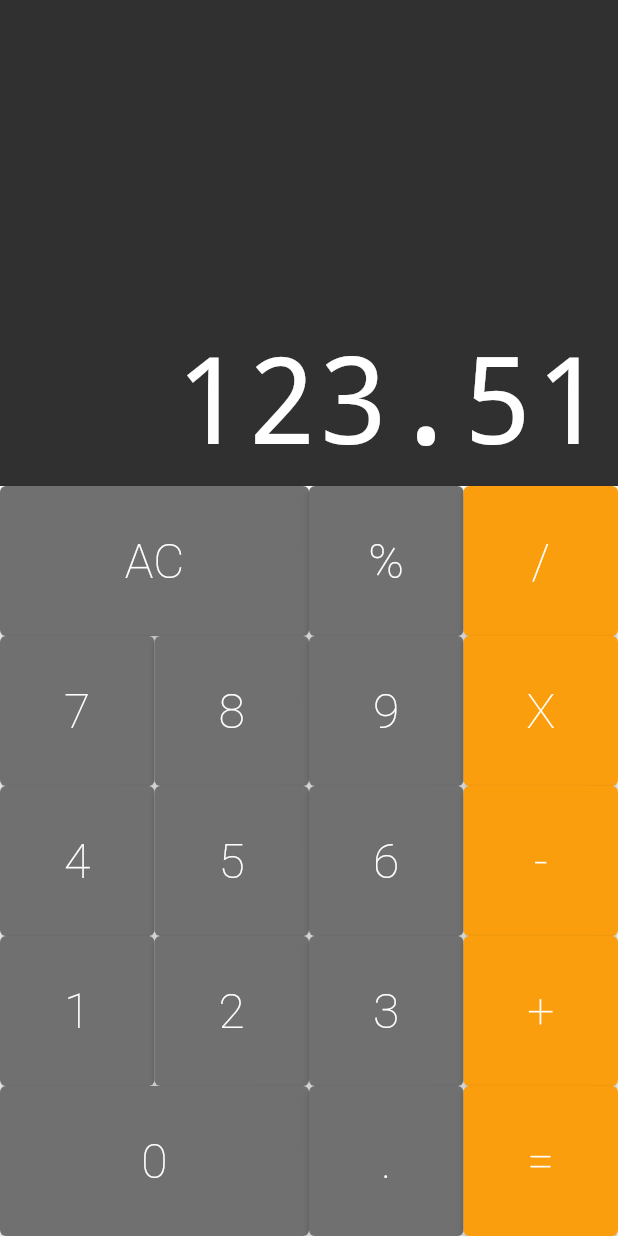
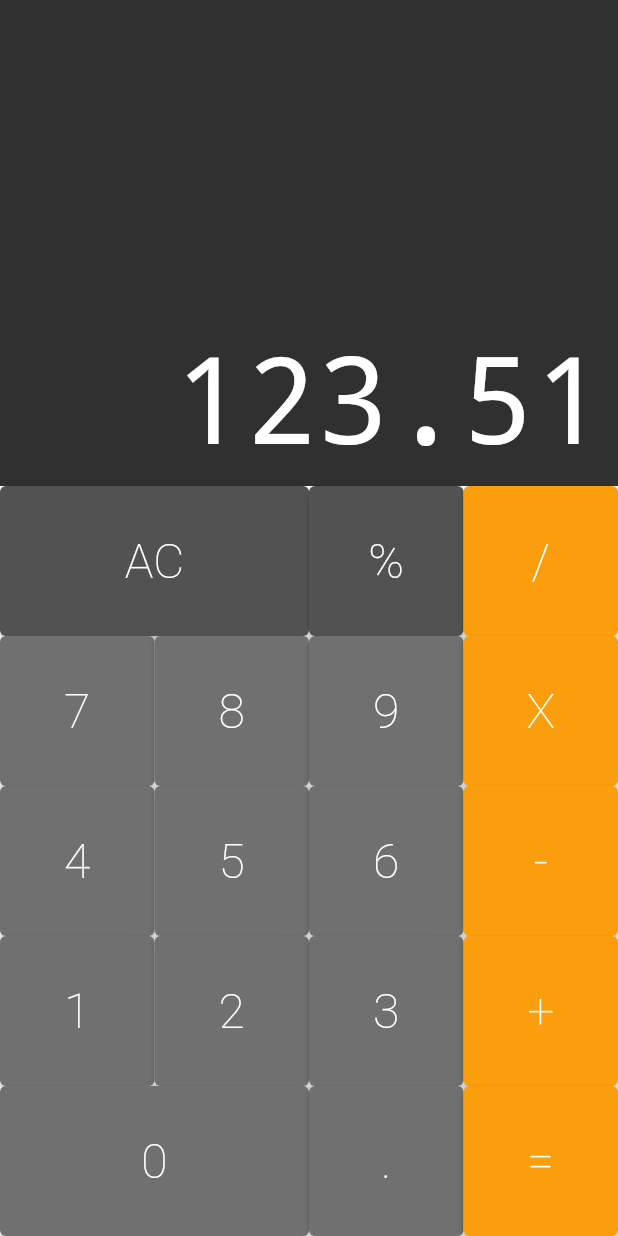
Before and after one commit to LucasWMedeiros/calculator, a Flutter app: the screen it shows after launch, on a phone screen of 412 x 824 dp. Run offline on Flutter 3.47's test engine with Material 2 defaults, Android fonts, the phone set to English and light mode, and no system bars; drawn by our look-alikes of auto_size_text.

```diff
--- a/lib/component/button.dart
+++ b/lib/component/button.dart
@@ -4,24 +4,30 @@ class Button extends StatelessWidget {
   static const DARK = Color.fromRGBO(82, 82, 82, 1);
   static const DEFAULT = Color.fromRGBO(112, 112, 112, 1);
   static const OPERATION = Color.fromRGBO(250, 158, 13, 1);
+
   final String text;
   final bool big;
   final Color color;
+  final void Function(String) cb;
 
   Button({
     required this.text,
     this.big = false,
     this.color = DEFAULT,
+    required this.cb,
   });
   Button.big({
     required this.text,
     this.big = true,
     this.color = DEFAULT,
+    required this.cb,
+
   });
   Button.operation({
     required this.text,
     this.big = false,
     this.color = OPERATION,
+    required this.cb,
   });
 
   @override
@@ -40,7 +46,7 @@ class Button extends StatelessWidget {
             fontWeight: FontWeight.w200
           ),
         ),
-        onPressed: () {},
+        onPressed: () => cb(text),
       ),
     );
   }
--- a/lib/component/keyboard.dart
+++ b/lib/component/keyboard.dart
@@ -3,7 +3,9 @@ import 'package:calculator/component/button_row.dart';
 import 'package:flutter/material.dart';
 
 class Keyboard extends StatelessWidget {
-  const Keyboard({Key? key}) : super(key: key);
+  final void Function(String) cb;
+
+  Keyboard(this.cb);
 
   @override
   Widget build(BuildContext context) {
@@ -12,32 +14,32 @@ class Keyboard extends StatelessWidget {
       child: Column(
         children: [
          ButtonRow([
-          Button.big(text: 'AC'),
-          Button(text: '%'),
-          Button.operation(text: '/'),
+          Button.big(text: 'AC',color: Button.DARK, cb: cb,),
+          Button(text: '%',color: Button.DARK, cb: cb,),
+          Button.operation(text: '/', cb: cb,),
          ]),
          ButtonRow([
-          Button(text: '7'),
-          Button(text: '8'),
-          Button(text: '9'),
-          Button.operation(text: 'X'),
+          Button(text: '7', cb: cb,),
+          Button(text: '8', cb: cb,),
+          Button(text: '9', cb: cb,),
+          Button.operation(text: 'X', cb: cb,),
          ]),
          ButtonRow([
-          Button(text: '4'),
-          Button(text: '5'),
-          Button(text: '6'),
-          Button.operation(text: '-'),
+          Button(text: '4', cb: cb,),
+          Button(text: '5', cb: cb,),
+          Button(text: '6', cb: cb,),
+          Button.operation(text: '-', cb: cb,),
          ]),
          ButtonRow([
-          Button(text: '1'),
-          Button(text: '2'),
-          Button(text: '3'),
-          Button.operation(text: '+'),
+          Button(text: '1', cb: cb,),
+          Button(text: '2', cb: cb,),
+          Button(text: '3', cb: cb,),
+          Button.operation(text: '+', cb: cb,),
          ]),
          ButtonRow([
-          Button.big(text: '0'),
-          Button(text: '.'),
-          Button.operation(text: '='),
+          Button.big(text: '0', cb: cb,),
+          Button(text: '.', cb: cb,),
+          Button.operation(text: '=', cb: cb,),
          ]),
         ],
       ),
--- a/lib/screen/calculator.dart
+++ b/lib/screen/calculator.dart
@@ -5,13 +5,17 @@ import 'package:flutter/material.dart';
 class Calculator extends StatelessWidget {
   const Calculator({Key? key}) : super(key: key);
 
+  _onPressed(String text){
+    print(text);
+  }
+
   @override
   Widget build(BuildContext context) {
     return MaterialApp(
       home: Column(
         children: [
           Display('123.51'),
-          Keyboard(),
+          Keyboard(_onPressed),
         ],
       ),
     );
```
